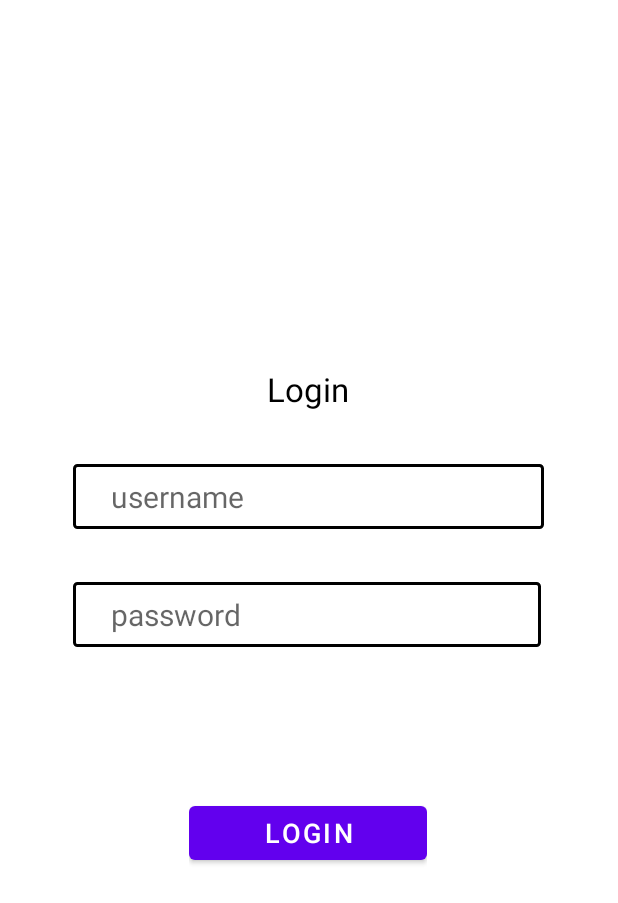
After one commit to NadiaClarissaHermawan/Sunnyside-Shuttle, an Android app: the layout login_fragment.xml on its own in the app's theme, with its tools: preview values and no code run, on a phone screen of 412 x 824 dp. The commit adds this screen. Shown: the top 903 px of the screen. Run offline under Robolectric (Android 15) with nearby library versions, the phone set to English and light mode, and no system bars.

Commit message:
"Tambah layout login_fragment.xml, drawable border.xml, values dimens.xml dan string.xml"

```diff
--- /dev/null
+++ b/app/src/main/res/drawable/border.xml
@@ -0,0 +1,20 @@
+<?xml version="1.0" encoding="utf-8"?>
+<shape xmlns:android="http://schemas.android.com/apk/res/android"
+    android:shape="rectangle" >
+
+    <!--    &lt;!&ndash; View background color &ndash;&gt;-->
+    <!--    <solid-->
+    <!--        android:color="@color/black" >-->
+    <!--    </solid>-->
+
+    <!-- View border color and width -->
+    <stroke
+        android:width="2dp"
+        android:color="@color/black" >
+    </stroke>
+
+    <!-- The radius makes the corners rounded -->
+    <corners
+        android:radius="2dp"   >
+    </corners>
+</shape>
--- /dev/null
+++ b/app/src/main/res/layout/login_fragment.xml
@@ -0,0 +1,65 @@
+<?xml version="1.0" encoding="utf-8"?>
+<RelativeLayout
+    xmlns:android="http://schemas.android.com/apk/res/android"
+    android:layout_width="match_parent"
+    android:layout_height="match_parent"
+    android:orientation="vertical">
+    <LinearLayout
+        android:layout_width="wrap_content"
+        android:layout_height="wrap_content"
+        android:layout_centerVertical="true"
+        android:layout_centerHorizontal="true"
+        android:orientation="vertical">
+        <TextView
+            android:id="@+id/tv_login_title"
+            android:layout_width="match_parent"
+            android:layout_height="wrap_content"
+            android:text="@string/tv_login_title"
+            android:textAlignment="center"
+            android:textSize="@dimen/tv_login_title_fontSize"
+            android:textColor="@color/black"/>
+        <EditText
+            android:id="@+id/et_login_username"
+            android:layout_width="wrap_content"
+            android:layout_height="wrap_content"
+            android:layout_marginTop="@dimen/et_login_marginTop"
+            android:paddingTop="@dimen/et_login_paddingTop_paddingBottom"
+            android:paddingBottom="@dimen/et_login_paddingTop_paddingBottom"
+            android:paddingLeft="@dimen/et_login_paddingLeft"
+            android:paddingRight="@dimen/et_login_paddingRight"
+            android:hint="@string/et_login_username"
+            android:textSize="@dimen/et_login_username_fontSize"
+            android:textColor="@color/black"
+            android:background="@drawable/border"/>
+        <EditText
+            android:id="@+id/et_login_password"
+            android:layout_width="wrap_content"
+            android:layout_height="wrap_content"
+            android:layout_marginTop="@dimen/et_login_marginTop"
+            android:paddingTop="@dimen/et_login_paddingTop_paddingBottom"
+            android:paddingBottom="@dimen/et_login_paddingTop_paddingBottom"
+            android:paddingLeft="@dimen/et_login_paddingLeft"
+            android:paddingRight="@dimen/et_login_paddingRight"
+            android:hint="@string/et_login_password"
+            android:textSize="@dimen/et_login_password_fontSize"
+            android:textColor="@color/black"
+            android:background="@drawable/border"/>
+        <LinearLayout
+            android:layout_width="wrap_content"
+            android:layout_height="wrap_content"
+            android:layout_marginTop="@dimen/btn_login_marginTop"
+            android:layout_gravity="center"
+            android:orientation="vertical">
+            <Button
+                android:id="@+id/btn_login"
+                android:layout_width="wrap_content"
+                android:layout_height="wrap_content"
+                android:paddingLeft="@dimen/btn_login_paddingLeft_paddingRight"
+                android:paddingRight="@dimen/btn_login_paddingLeft_paddingRight"
+                android:text="@string/btn_login"
+                android:textAlignment="center"
+                android:textSize="@dimen/btn_login_fontSize"
+                android:textColor="@color/white"/>
+        </LinearLayout>
+    </LinearLayout>
+</RelativeLayout>
--- /dev/null
+++ b/app/src/main/res/values/dimens.xml
@@ -0,0 +1,15 @@
+<?xml version="1.0" encoding="utf-8"?>
+<resources>
+    <!--  activity_login  -->
+    <dimen name="tv_login_title_fontSize">22sp</dimen>
+    <dimen name="et_login_username_fontSize">20sp</dimen>
+    <dimen name="et_login_password_fontSize">20sp</dimen>
+    <dimen name="btn_login_fontSize">18sp</dimen>
+    <dimen name="et_login_marginTop">35dp</dimen>
+    <dimen name="et_login_paddingTop_paddingBottom">8dp</dimen>
+    <dimen name="et_login_paddingLeft">25dp</dimen>
+    <dimen name="et_login_paddingRight">200dp</dimen>
+    <dimen name="btn_login_marginTop">100dp</dimen>
+    <dimen name="btn_login_paddingLeft_paddingRight">50dp</dimen>
+
+</resources>
--- a/app/src/main/res/values/strings.xml
+++ b/app/src/main/res/values/strings.xml
@@ -6,4 +6,11 @@
 
     <!--Splash Screen-->
 
+
+    <!--  login fragment  -->
+    <string name="tv_login_title">Login</string>
+    <string name="et_login_username">username</string>
+    <string name="et_login_password">password</string>
+    <string name="btn_login">Login</string>
+
 </resources>
```
